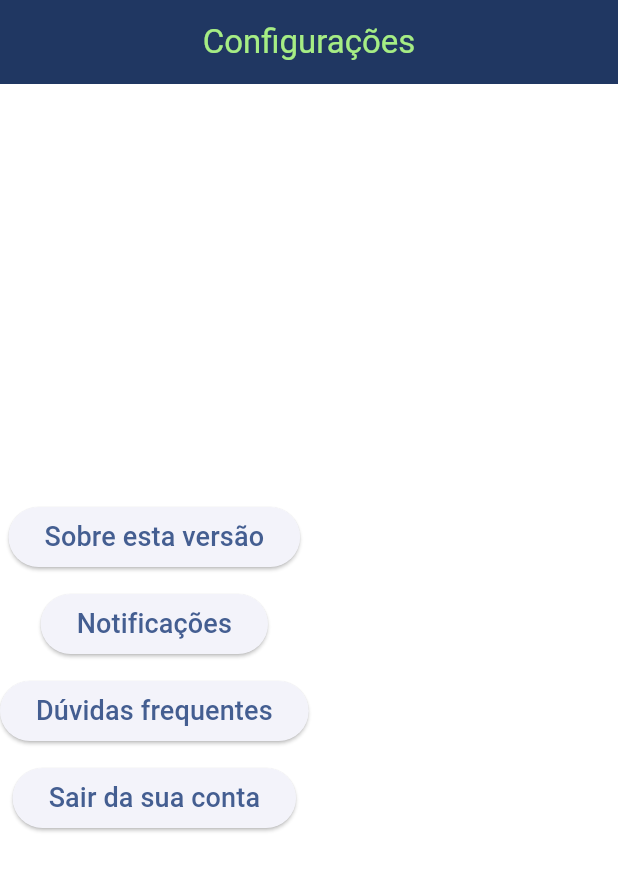
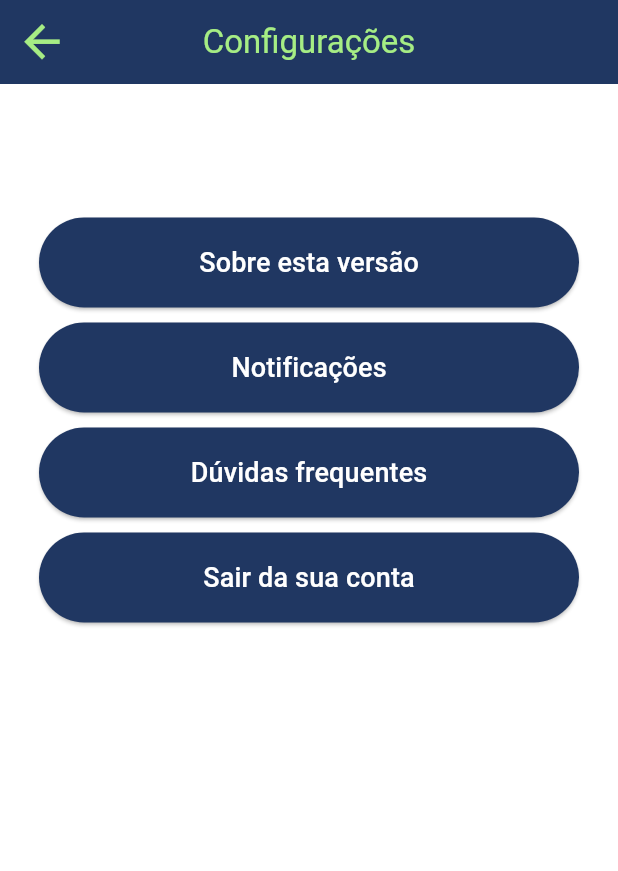
Before and after one commit to wnetohr/uplace, a Flutter app: the SettingsPage screen opened directly, on a phone screen of 412 x 824 dp. Shown: the top 871 px of the screen. Run offline on Flutter 3.47's test engine with Material 3 defaults, Android fonts, the phone set to English and light mode, and no system bars; our stand-ins replace cloud_firestore, decimal, firebase_auth, firebase_core, font_awesome_flutter; accounts and stored records are empty; Roboto replaces fonts that are missing (clarissans).

Commit message:
Redesigning configspage pt.1
place the route to the page on the profile page just for testing purposes, it will be changed later, since the profile page is not yet developed

```diff
--- a/lib/widgtes/components/navigation_bar.dart
+++ b/lib/widgtes/components/navigation_bar.dart
@@ -1,5 +1,6 @@
 import 'package:flutter/material.dart';
 import 'package:uplace/widgtes/themes/colors.dart';
+import 'package:uplace/widgtes/routes/routes.dart';
 
 class NavigationUplaceBar extends StatelessWidget {
   const NavigationUplaceBar({super.key});
@@ -25,6 +26,22 @@ class NavigationUplaceBar extends StatelessWidget {
           label: 'Perfil',
         )
       ],
+
+      // CÓDIGO APENAS PARA TESTAR A configspage VISTO QUE A DE USUÁRIO VAI
+      // CONTER A MESMA, DEPOIS SERÁ ALTERADO
+      onTap: (index) {
+        switch (index) {
+          case 0:
+            RoutesFunctions.gotoHomePage(context);
+            break;
+          case 1:
+            // Lidar com a navegação para a página de Favoritos
+            break;
+          case 2:
+            RoutesFunctions.gotoSettingsPage(context);
+            break;
+        }
+      },
     );
   }
 }
--- a/lib/widgtes/pages/configspage.dart
+++ b/lib/widgtes/pages/configspage.dart
@@ -1,6 +1,5 @@
 import 'package:flutter/material.dart';
 import 'package:uplace/widgtes/themes/colors.dart';
-import 'package:uplace/widgtes/routes/routes.dart';
 
 class MyApp extends StatelessWidget {
   @override
@@ -15,7 +14,7 @@ class SettingsPage extends StatelessWidget {
   @override
   Widget build(BuildContext context) {
     return Scaffold(
-      appBar: AppBar(  // Base structure AppBar for the ''Settings'' section
+      appBar: AppBar(
         iconTheme: const IconThemeData(color: AppColors.greenUplace, size: 35),
         backgroundColor: AppColors.blueUplace,
         centerTitle: true,
@@ -24,47 +23,92 @@ class SettingsPage extends StatelessWidget {
           style: TextStyle(color: AppColors.greenUplace),
         ),
       ),
-      body: Column(
+      body: Center(
+        child: Column(
           mainAxisAlignment: MainAxisAlignment.center,
           children: [
-          const SizedBox(
-            height: 10,
+            SizedBox(
+              width: 360, // Defina a largura desejada
+              height: 60, // Defina a altura desejada
+              child: ElevatedButton(
+                onPressed: () {
+                  // Implementar a ação do botão 'Sobre esta versão'
+                },
+                style: ElevatedButton.styleFrom(
+                  backgroundColor: AppColors.blueUplace, // Cor de fundo do botão
                 ),
-          ElevatedButton(
+                child: const Text(
+                  'Sobre esta versão',
+                  style: TextStyle(
+                    fontSize: 18,
+                    color: Colors.white, // Cor do texto do botão
+                  ),
+                ),
+              ),
+            ),
+            const SizedBox(height: 10),
+            SizedBox(
+              width: 360,
+              height: 60,
+              child: ElevatedButton(
                 onPressed: () {
-              // Implement the 'About this version' button action
+                  // Implementar a ação do botão 'Notificações'
                 },
-            child:
-                const Text('Sobre esta versão', style: TextStyle(fontSize: 18)),
+                style: ElevatedButton.styleFrom(
+                  backgroundColor: AppColors.blueUplace, // Cor de fundo do botão
                 ),
-          const SizedBox(
-            height: 10,
+                child: const Text(
+                  'Notificações',
+                  style: TextStyle(
+                    fontSize: 18,
+                    color: Colors.white, // Cor do texto do botão
                   ),
-          ElevatedButton(
+                ),
+              ),
+            ),
+            const SizedBox(height: 10),
+            SizedBox(
+              width: 360,
+              height: 60,
+              child: ElevatedButton(
                 onPressed: () {
-              // Implement the 'Notifications' button action
+                  // Implementar a ação do botão 'Dúvidas frequentes'
                 },
-            child: const Text('Notificações', style: TextStyle(fontSize: 18)),
+                style: ElevatedButton.styleFrom(
+                  backgroundColor: AppColors.blueUplace, // Cor de fundo do botão
                 ),
-          const SizedBox(
-            height: 10,
+                child: const Text(
+                  'Dúvidas frequentes',
+                  style: TextStyle(
+                    fontSize: 18,
+                    color: Colors.white, // Cor do texto do botão
                   ),
-          ElevatedButton(
+                ),
+              ),
+            ),
+            const SizedBox(height: 10),
+            SizedBox(
+              width: 360,
+              height: 60,
+              child: ElevatedButton(
                 onPressed: () {
-              // Implement the 'Frequently asked questions' button action
+                  // Implementar a ação do botão 'Sair da sua conta'
                 },
-            child: const Text('Dúvidas frequentes', style: TextStyle(fontSize: 18)),
+                style: ElevatedButton.styleFrom(
+                  backgroundColor: AppColors.blueUplace, // Cor de fundo do botão
                 ),
-          const SizedBox(
-            height: 10,
+                child: const Text(
+                  'Sair da sua conta',
+                  style: TextStyle(
+                    fontSize: 18,
+                    color: Colors.white, // Cor do texto do botão
                   ),
-          ElevatedButton(
-            onPressed: () {
-              // Implement the 'Sign out of your account' button action
-            },
-            child: const Text('Sair da sua conta', style: TextStyle(fontSize: 18)),
                 ),
+              ),
+            ),
+            const SizedBox(height: 320),
           ],
+        ),
       ),
     );
   }
--- a/lib/widgtes/routes/routes.dart
+++ b/lib/widgtes/routes/routes.dart
@@ -4,6 +4,7 @@ import 'package:uplace/widgtes/pages/productspage.dart';
 import 'package:uplace/widgtes/pages/registerpage.dart';
 import 'package:uplace/widgtes/pages/sellerspage.dart';
 import 'package:uplace/widgtes/pages/servicespage.dart';
+import 'package:uplace/widgtes/pages/configspage.dart';
 
 class RoutesFunctions {
   static void gotoHomePage(BuildContext context) {
@@ -40,4 +41,12 @@ class RoutesFunctions {
       MaterialPageRoute(builder: (context) => SellersPage()),
     );
   }
+        // CÓDIGO APENAS PARA TESTAR A configspage VISTO QUE A DE USUÁRIO VAI
+        // CONTER A MESMA, DEPOIS SERÁ ALTERADO
+  static void gotoSettingsPage(BuildContext context) {
+    Navigator.push(
+      context,
+      MaterialPageRoute(builder: (context) => SettingsPage()),
+    );
+  }
 }
```
Lines whose indentation alone changed are shown as unchanged.
